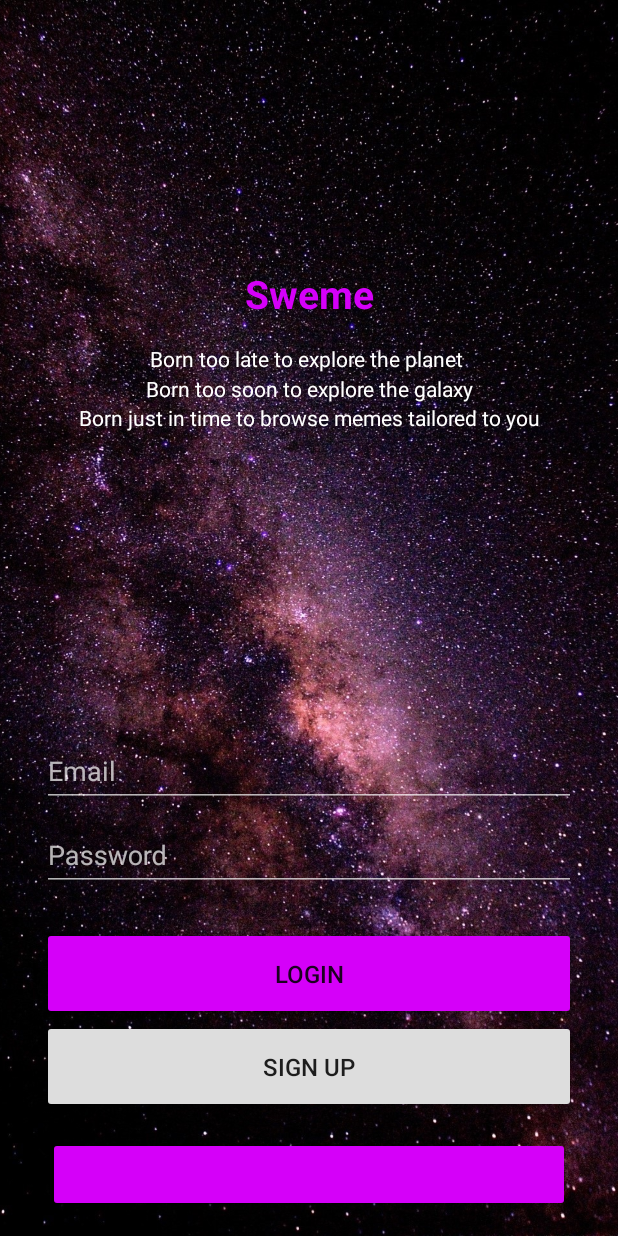
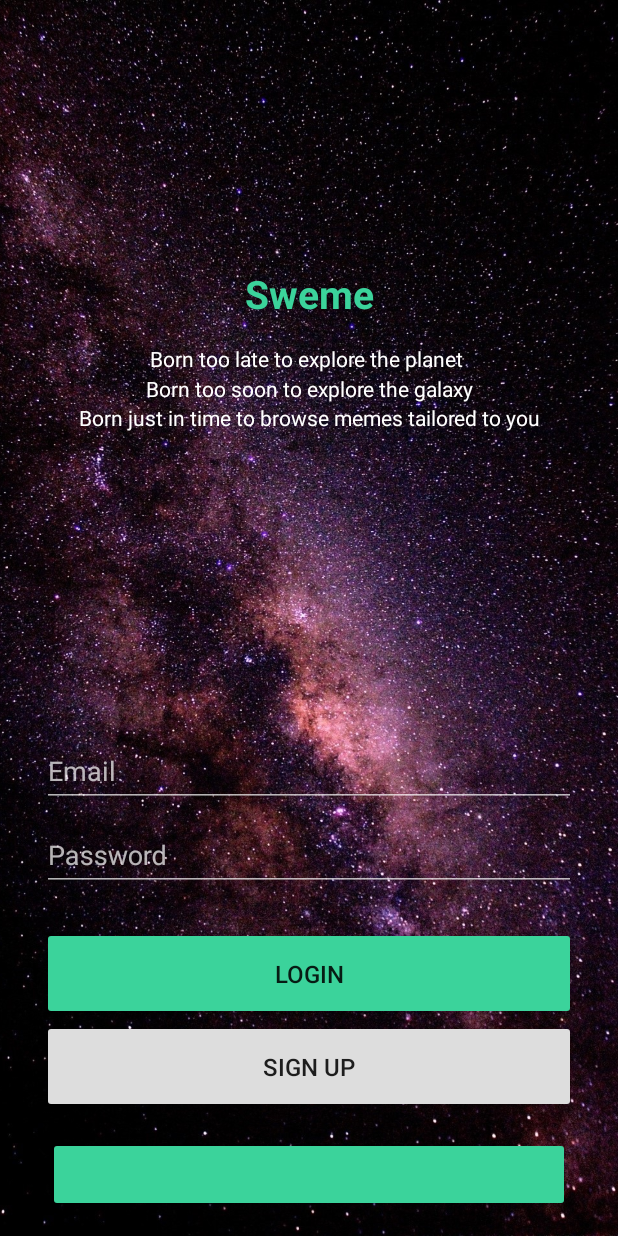
Before and after one commit to austinabell/Sweme-Android, an Android app: the screen it shows after launch (LoginActivity), on a phone screen of 412 x 824 dp. Run offline under Robolectric (Android 15) with nearby library versions, the phone set to English and light mode, and no system bars; our stand-ins replace Firebase (no records; nobody signed in at launch, a user with empty details on screens opened directly); libraries missing offline, so code that uses them is left out: com.facebook, com.facebook.login; plain views replace LoginButton; 5 statements that could not run were skipped.

Commit message:
color fix

```diff
--- a/app/src/main/res/values/colors.xml
+++ b/app/src/main/res/values/colors.xml
@@ -10,14 +10,14 @@
     <color name="colorPrimary">#212121</color>
     <color name="colorPrimaryDark">#000000</color>
     <!--<color name="colorAccent">#7E57C2</color>-->
-    <color name="accentFaded">#20D500F9</color>
+    <!--<color name="accentFaded">#20D500F9</color>-->
 
     <!-- orange option-->
     <!--<color name="colorAccent">#FFC400</color>-->
 
     <!-- blue/green option-->
-    <!--<color name="colorAccent">#3bd39b</color>-->
-    <!--<color name="accentFaded">#213bd39b</color>-->
+    <color name="colorAccent">#3bd39b</color>
+    <color name="accentFaded">#213bd39b</color>
 
     <!-- blue option-->
     <!--<color name="colorAccent">#18FFFF</color>-->
@@ -26,7 +26,7 @@
     <!--<color name="colorAccent">#eaeaea</color>-->
 
     <!-- red option-->
-    <color name="colorAccent">#D500F9</color>
+    <!--<color name="colorAccent">#D500F9</color>-->
 
 
     <color name="textColor">#dddddd</color>
```
